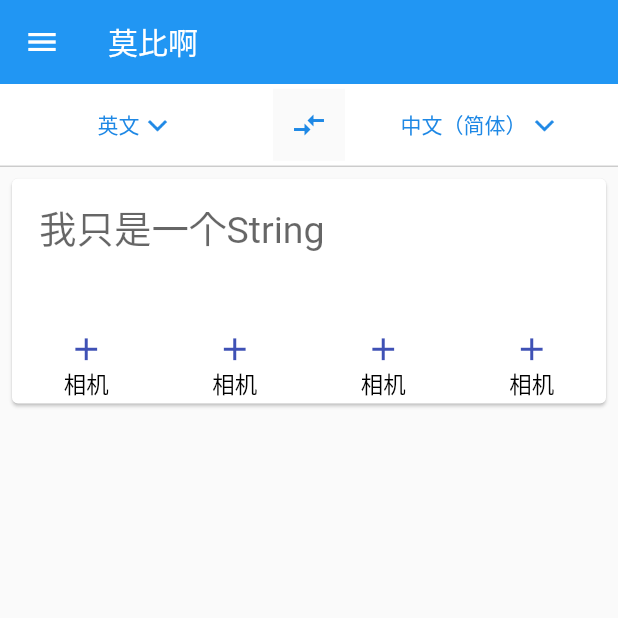
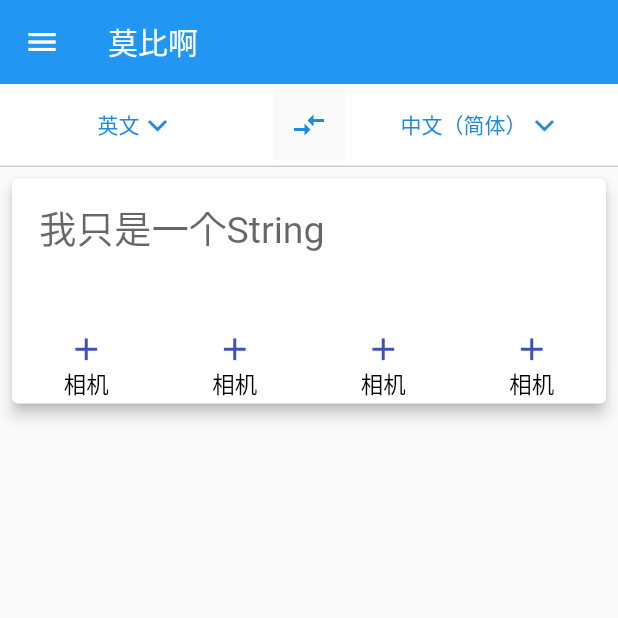
Before and after one commit to starlikerain/flutter_Demos, a Flutter app: the screen it shows after launch, on a phone screen of 412 x 824 dp, the top half of it. Run offline on Flutter 3.47's test engine with Material 2 defaults, Android fonts, the phone set to English and light mode, and no system bars.

Commit message:
收拾一下

```diff
--- a/lib/textFieldPage.dart
+++ b/lib/textFieldPage.dart
@@ -1,4 +1,9 @@
 import 'package:flutter/material.dart';
+
+/// 这是中间部分
+/// 中间  TextField 内容输入区
+/// 中下部分 [icon + 文字] 区域
+///
 
 class TextFieldPage extends StatefulWidget {
   @override
@@ -9,6 +14,7 @@ class _TextFieldPageState extends State<TextFieldPage> {
   @override
   Widget build(BuildContext context) {
     return Card(
+      elevation: 4,
       margin: EdgeInsets.all(8),
       child: Container(
         height: 150,
@@ -24,6 +30,7 @@ class _TextFieldPageState extends State<TextFieldPage> {
   }
 }
 
+// textfield 里面的下半部分按钮和文字部分
 class IconAndHintArea extends StatefulWidget {
   @override
   _IconAndHintAreaState createState() => _IconAndHintAreaState();
```
Also changed, not shown: pubspec.lock, 1 other file.
